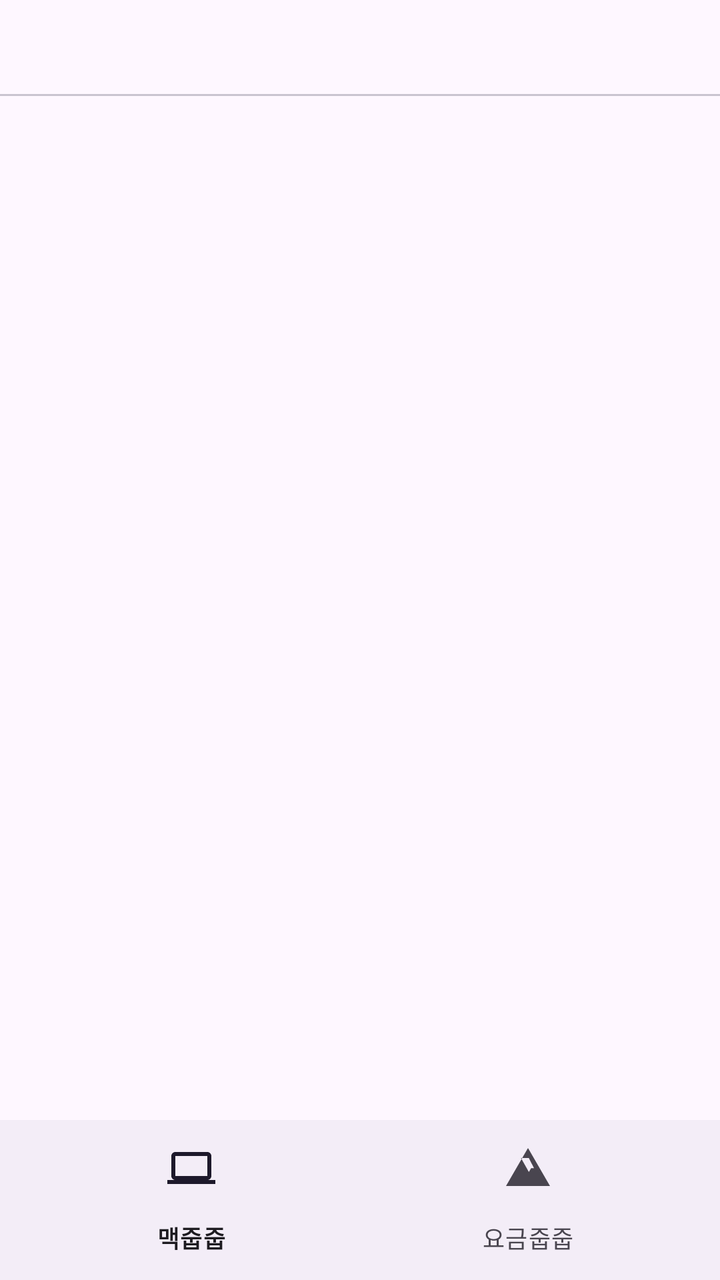
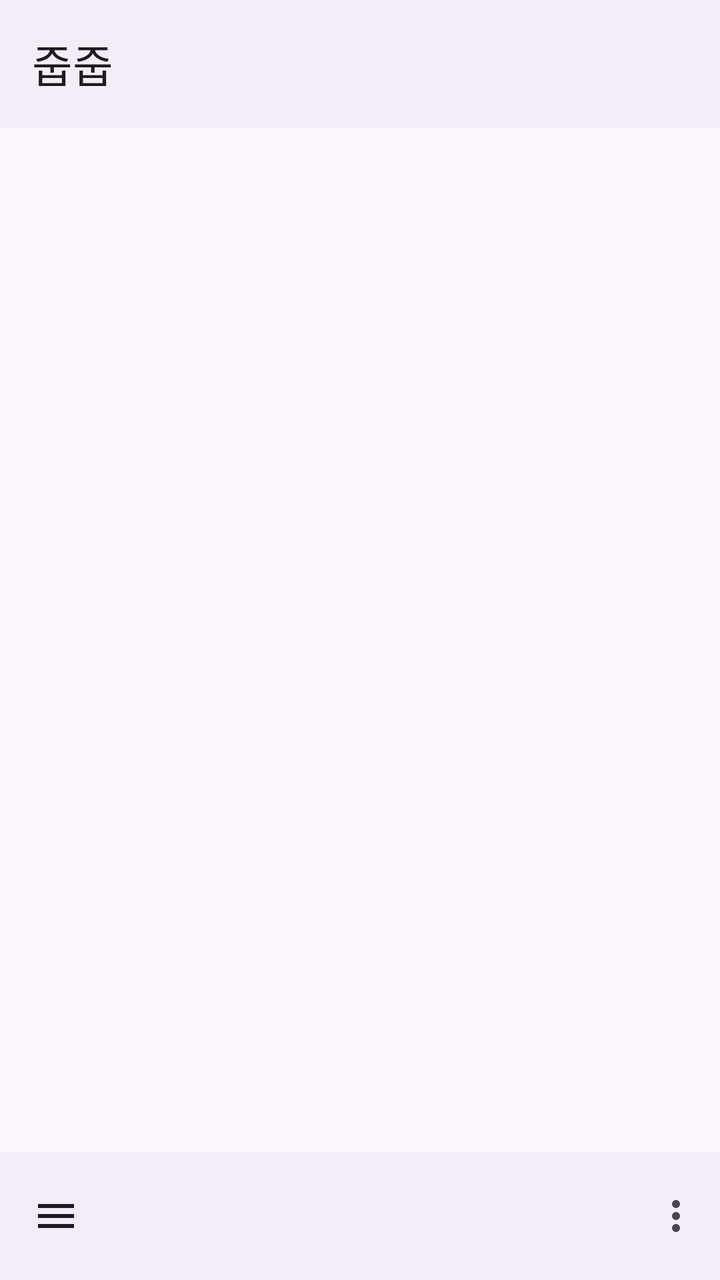

Screens rendered from an Android XML layout before and after an edit, with the pre-edit source and the edit as a unified diff.
<!-- AndroidManifest.xml: application theme Theme.JupJup -->
<!-- res/layout/activity_main.xml -->
<?xml version="1.0" encoding="utf-8"?>
<LinearLayout xmlns:android="http://schemas.android.com/apk/res/android"
    xmlns:app="http://schemas.android.com/apk/res-auto"
    android:layout_width="match_parent"
    android:layout_height="match_parent"
    android:orientation="vertical">

    <com.google.android.material.tabs.TabLayout
        android:id="@+id/tabs"
        android:layout_width="match_parent"
        android:layout_height="wrap_content"
        app:tabMode="fixed" />

    <FrameLayout
        android:id="@+id/fragment_container"
        android:layout_width="match_parent"
        android:layout_height="0dp"
        android:layout_weight="1" />

    <com.google.android.material.bottomnavigation.BottomNavigationView
        android:id="@+id/bottom_nav"
        android:layout_width="match_parent"
        android:layout_height="wrap_content"
        app:menu="@menu/bottom_nav_menu" />

</LinearLayout>
<!-- resources referenced by this layout -->
<resources>
  <style name="Theme.JupJup" parent="Theme.Material3.DayNight.NoActionBar">
          <item name="colorPrimary">@color/seed_primary</item>
          <item name="colorOnPrimary">@android:color/white</item>
      </style>
  <color name="seed_primary">#6750A4</color>
</resources>

<!-- the commit's change to res/layout/activity_main.xml (unified diff, before → after) -->
@@ -1,26 +1,73 @@
+<?xml version="1.0" encoding="utf-8"?>
+<androidx.drawerlayout.widget.DrawerLayout xmlns:android="http://schemas.android.com/apk/res/android"
+    xmlns:app="http://schemas.android.com/apk/res-auto"
+    android:id="@+id/drawer_layout"
+    android:layout_width="match_parent"
+    android:layout_height="match_parent"
+    android:fitsSystemWindows="true">
+
+    <LinearLayout
+        android:layout_width="match_parent"
+        android:layout_height="match_parent"
+        android:orientation="vertical">
+
+        <com.google.android.material.appbar.MaterialToolbar
+            android:id="@+id/toolbar"
+            android:layout_width="match_parent"
+            android:layout_height="?attr/actionBarSize"
+            android:background="?attr/colorSurfaceContainer"
+            app:title="@string/app_name"
+            app:titleTextAppearance="?attr/textAppearanceTitleLarge" />
+
+        <FrameLayout
+            android:id="@+id/fragment_container"
+            android:layout_width="match_parent"
+            android:layout_height="0dp"
+            android:layout_weight="1" />
+
+        <com.google.android.material.appbar.MaterialToolbar
+            android:id="@+id/bottom_bar"
+            android:layout_width="match_parent"
+            android:layout_height="?attr/actionBarSize"
+            android:background="?attr/colorSurfaceContainer"
+            app:navigationIcon="@drawable/ic_menu"
+            app:menu="@menu/bottom_nav_menu" />
+    </LinearLayout>
+
+    <com.google.android.material.navigation.NavigationView
+        android:id="@+id/drawer_nav"
+        android:layout_width="wrap_content"
+        android:layout_height="match_parent"
+        android:layout_gravity="start"
+        android:background="?attr/colorSurfaceContainerLow"
+        android:fitsSystemWindows="true"
+        app:headerLayout="@layout/drawer_header"
+        app:menu="@menu/drawer_menu" />
+</androidx.drawerlayout.widget.DrawerLayout>
+<!-- res/layout/drawer_header.xml (included above) -->
 <?xml version="1.0" encoding="utf-8"?>
 <LinearLayout xmlns:android="http://schemas.android.com/apk/res/android"
-    xmlns:app="http://schemas.android.com/apk/res-auto"
     android:layout_width="match_parent"
-    android:layout_height="match_parent"
-    android:orientation="vertical">
+    android:layout_height="wrap_content"
+    android:orientation="vertical"
+    android:padding="16dp">
 
-    <com.google.android.material.tabs.TabLayout
-        android:id="@+id/tabs"
-        android:layout_width="match_parent"
+    <ImageView
+        android:layout_width="40dp"
+        android:layout_height="40dp"
+        android:contentDescription="@string/app_name"
+        android:src="@drawable/ic_logo_jupjup" />
+
+    <TextView
+        android:layout_width="wrap_content"
         android:layout_height="wrap_content"
-        app:tabMode="fixed" />
+        android:layout_marginTop="12dp"
+        android:text="@string/app_name"
+        android:textAppearance="?attr/textAppearanceTitleMedium" />
 
-    <FrameLayout
-        android:id="@+id/fragment_container"
-        android:layout_width="match_parent"
-        android:layout_height="0dp"
-        android:layout_weight="1" />
-
-    <com.google.android.material.bottomnavigation.BottomNavigationView
-        android:id="@+id/bottom_nav"
-        android:layout_width="match_parent"
+    <TextView
+        android:layout_width="wrap_content"
         android:layout_height="wrap_content"
-        app:menu="@menu/bottom_nav_menu" />
-
+        android:text="@string/drawer_header_sub"
+        android:textAppearance="?attr/textAppearanceBodySmall" />
 </LinearLayout>
<!-- resource entries referenced after the edit -->
@@ -1,5 +1,32 @@
 <!-- resources referenced by this layout -->
 <resources>
+  <!-- drawable ic_logo_jupjup (drawable) -->
+  <?xml version="1.0" encoding="utf-8"?>
+  <vector xmlns:android="http://schemas.android.com/apk/res/android"
+      android:width="48dp"
+      android:height="48dp"
+      android:viewportWidth="48"
+      android:viewportHeight="48">
+      <path
+          android:fillColor="@color/seed_primary"
+          android:pathData="M42,18c0,-1.1 -0.9,-2 -2,-2H22l-4,-4H8c-1.1,0 -2,0.9 -2,2v4h34L38,34c0,1.1 0.9,2 2,2h0c1.1,0 2,-0.9 2,-2V18z" />
+      <path
+          android:fillColor="#FFFFFF"
+          android:pathData="M8,22h32v14c0,1.1 -0.2,2 -1.2,2H9.2C8.2,38 8,37.1 8,36V22z" />
+  </vector>
+  <!-- drawable ic_menu (drawable) -->
+  <?xml version="1.0" encoding="utf-8"?>
+  <vector xmlns:android="http://schemas.android.com/apk/res/android"
+      android:width="24dp"
+      android:height="24dp"
+      android:viewportWidth="24"
+      android:viewportHeight="24">
+      <path
+          android:fillColor="?attr/colorOnSurface"
+          android:pathData="M3,18h18v-2H3v2zM3,13h18v-2H3v2zM3,6v2h18V6H3z" />
+  </vector>
+  <string name="app_name">줍줍</string>
+  <string name="drawer_header_sub">줍줍 시리즈</string>
   <style name="Theme.JupJup" parent="Theme.Material3.DayNight.NoActionBar">
           <item name="colorPrimary">@color/seed_primary</item>
           <item name="colorOnPrimary">@android:color/white</item>
